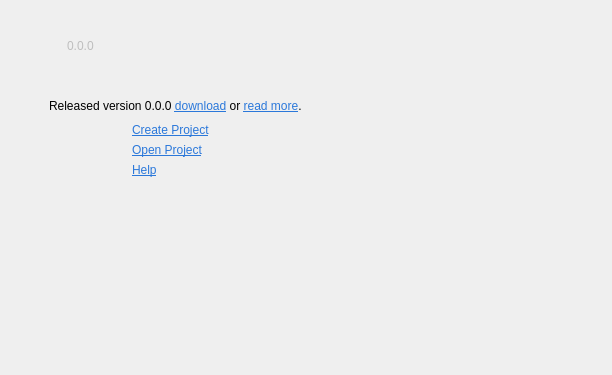
This is src/bin/Scenarist/UserInterfaceLayer/StartUp/StartUpView.ui in dimkanovikov/KITScenarist as Qt 5 draws it before an edit. The edited form follows.
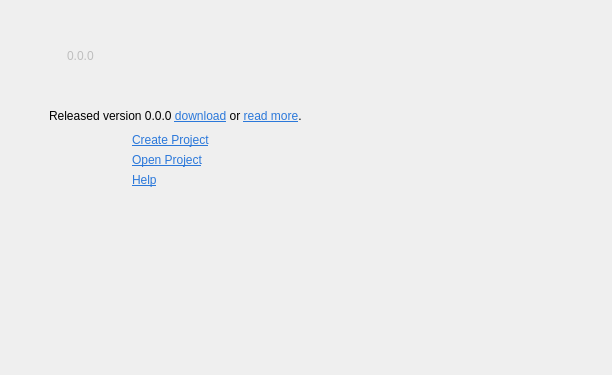
This is the edited form. Icons and pictures are not drawn.

The edit to the form file:
```diff
--- a/src/bin/Scenarist/UserInterfaceLayer/StartUp/StartUpView.ui
+++ b/src/bin/Scenarist/UserInterfaceLayer/StartUp/StartUpView.ui
@@ -97,7 +97,7 @@
          <number>40</number>
         </property>
         <property name="topMargin">
-         <number>16</number>
+         <number>26</number>
         </property>
         <property name="rightMargin">
          <number>20</number>
```
Left out of the diff: 2 changed lines with no effect on the pictures.
